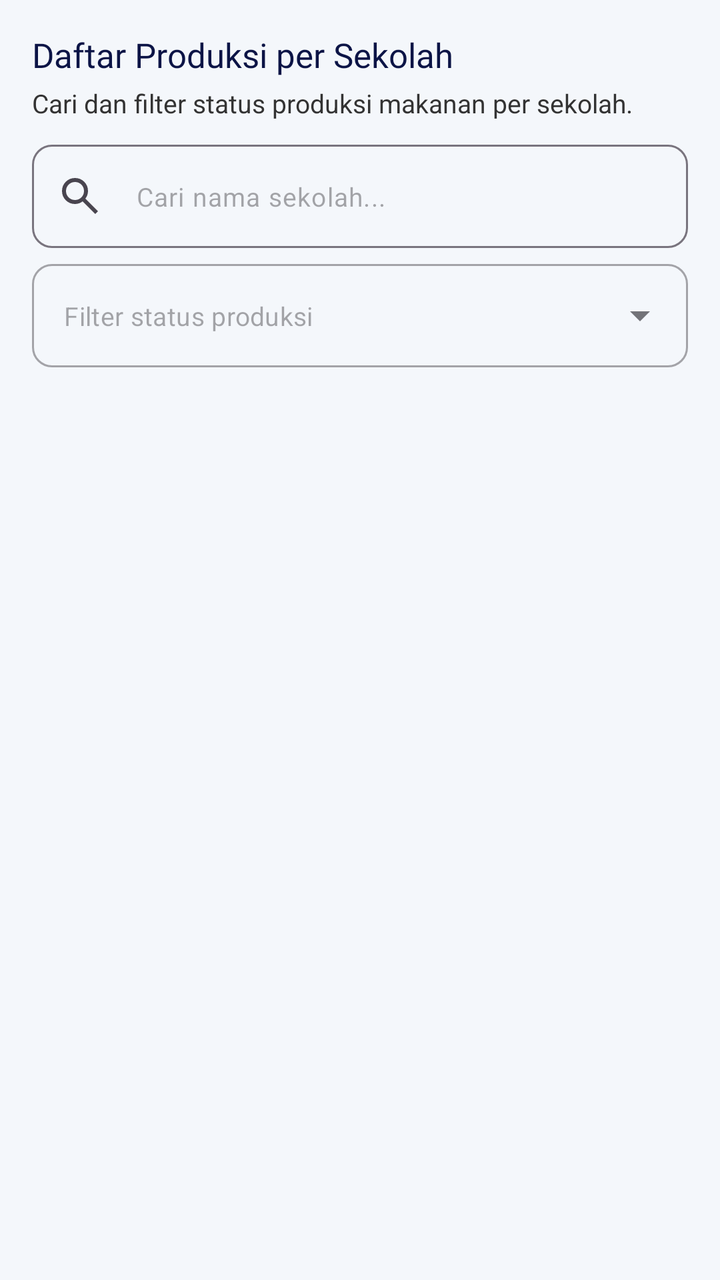
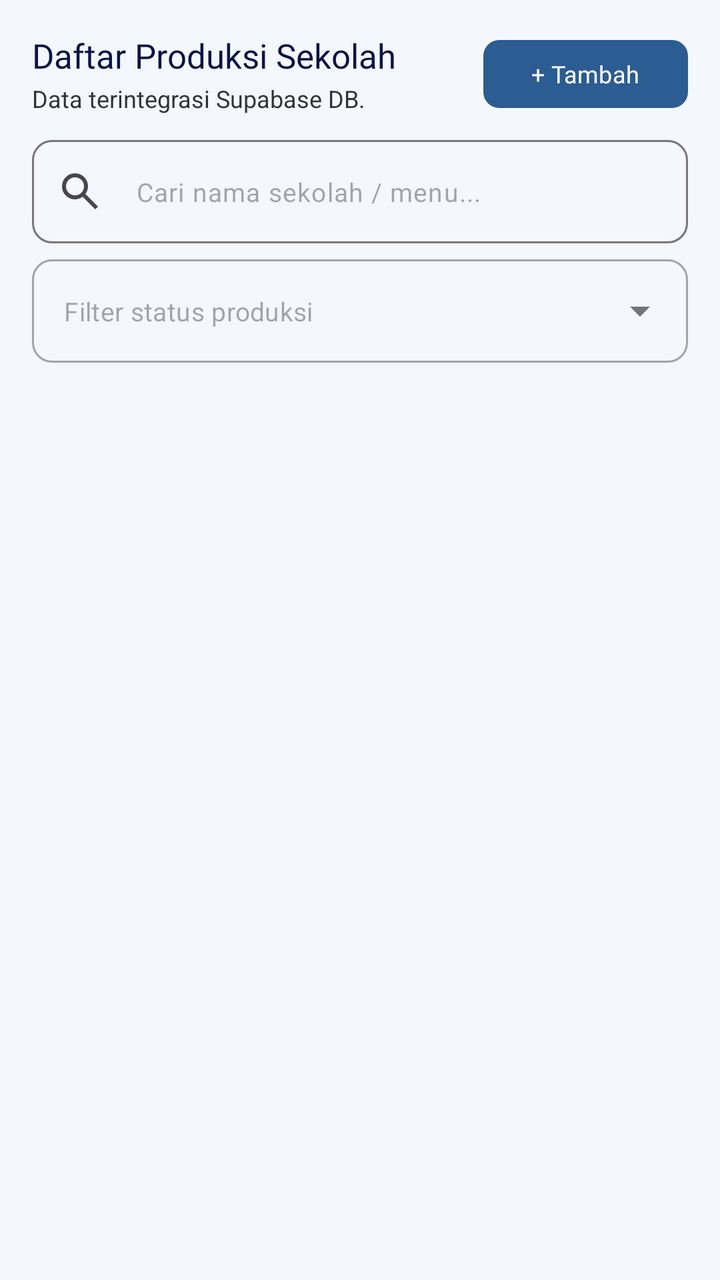

Compare the two renders of this Android layout. The source of the first and the diff that turns it into the second are given below.
<!-- AndroidManifest.xml: application theme Theme.JIPLays -->
<!-- res/layout/fragment_produksi_daftar.xml -->
<?xml version="1.0" encoding="utf-8"?>
<androidx.core.widget.NestedScrollView xmlns:android="http://schemas.android.com/apk/res/android"
    xmlns:app="http://schemas.android.com/apk/res-auto"
    android:layout_width="match_parent"
    android:layout_height="match_parent"
    android:fillViewport="true"
    android:background="@color/background">

    <LinearLayout
        android:layout_width="match_parent"
        android:layout_height="wrap_content"
        android:orientation="vertical"
        android:padding="16dp">

        <TextView
            android:layout_width="wrap_content"
            android:layout_height="wrap_content"
            android:text="Daftar Produksi per Sekolah"
            android:textColor="@color/primary_navy"
            android:textSize="17sp"
            android:fontFamily="@font/montserrat_bold" />

        <TextView
            android:layout_width="match_parent"
            android:layout_height="wrap_content"
            android:layout_marginTop="4dp"
            android:text="Cari dan filter status produksi makanan per sekolah."
            android:textColor="@color/text_body"
            android:textSize="13sp" />

        
        <LinearLayout
            android:layout_width="match_parent"
            android:layout_height="wrap_content"
            android:layout_marginTop="12dp"
            android:orientation="vertical">

            <com.google.android.material.textfield.TextInputLayout
                android:layout_width="match_parent"
                android:layout_height="wrap_content"
                app:boxBackgroundMode="outline"
                app:boxCornerRadiusTopStart="10dp"
                app:boxCornerRadiusTopEnd="10dp"
                app:boxCornerRadiusBottomStart="10dp"
                app:boxCornerRadiusBottomEnd="10dp"
                app:hintEnabled="false"
                app:startIconDrawable="@drawable/ic_search">

                <com.google.android.material.textfield.TextInputEditText
                    android:id="@+id/etSearchProduksi"
                    android:layout_width="match_parent"
                    android:layout_height="wrap_content"
                    android:hint="Cari nama sekolah..."
                    android:inputType="text"
                    android:textSize="13sp" />
            </com.google.android.material.textfield.TextInputLayout>

            <com.google.android.material.textfield.TextInputLayout
                android:layout_width="match_parent"
                android:layout_height="wrap_content"
                android:layout_marginTop="8dp"
                style="@style/Widget.MaterialComponents.TextInputLayout.OutlinedBox.ExposedDropdownMenu"
                app:boxCornerRadiusTopStart="10dp"
                app:boxCornerRadiusTopEnd="10dp"
                app:boxCornerRadiusBottomStart="10dp"
                app:boxCornerRadiusBottomEnd="10dp"
                app:hintEnabled="false">

                <AutoCompleteTextView
                    android:id="@+id/actFilterStatusProduksi"
                    android:layout_width="match_parent"
                    android:layout_height="wrap_content"
                    android:hint="Filter status produksi"
                    android:inputType="none"
                    android:textSize="13sp" />
            </com.google.android.material.textfield.TextInputLayout>
        </LinearLayout>

        <LinearLayout
            android:id="@+id/containerProduksi"
            android:layout_width="match_parent"
            android:layout_height="wrap_content"
            android:layout_marginTop="12dp"
            android:orientation="vertical" />

    </LinearLayout>
</androidx.core.widget.NestedScrollView>
<!-- resources referenced by this layout -->
<resources>
  <color name="background">#F4F7FB</color>
  <color name="primary_navy">#0C1446</color>
  <color name="text_body">#333333</color>
  <!-- drawable ic_search (drawable) -->
  <vector xmlns:android="http://schemas.android.com/apk/res/android"
      android:width="24dp"
      android:height="24dp"
      android:viewportWidth="960"
      android:viewportHeight="960">
    <path
        android:pathData="M784,840 L532,588q-30,24 -69,38t-83,14q-109,0 -184.5,-75.5T120,380q0,-109 75.5,-184.5T380,120q109,0 184.5,75.5T640,380q0,44 -14,83t-38,69l252,252 -56,56ZM380,560q75,0 127.5,-52.5T560,380q0,-75 -52.5,-127.5T380,200q-75,0 -127.5,52.5T200,380q0,75 52.5,127.5T380,560Z"
        android:fillColor="#e3e3e3"/>
  </vector>
  <style name="Theme.JIPLays" parent="Base.Theme.JIPLays" />
  <style name="Base.Theme.JIPLays" parent="Theme.Material3.DayNight.NoActionBar">
          <item name="colorPrimary">@color/primary_blue</item>
          <item name="colorPrimaryVariant">@color/primary_navy</item>
          <item name="colorOnPrimary">@color/white</item>
          <item name="colorSecondary">@color/accent_blue</item>
          <item name="colorOnSecondary">@color/white</item>
          <item name="android:statusBarColor">@color/primary_navy</item>
          <item name="android:windowBackground">@color/background</item>
      </style>
  <color name="primary_blue">#2B5C92</color>
  <color name="white">#FFFFFF</color>
  <color name="accent_blue">#1E88E5</color>
</resources>

<!-- the commit's change to res/layout/fragment_produksi_daftar.xml (unified diff, before → after) -->
@@ -12,21 +12,46 @@
         android:orientation="vertical"
         android:padding="16dp">
 
-        <TextView
-            android:layout_width="wrap_content"
-            android:layout_height="wrap_content"
-            android:text="Daftar Produksi per Sekolah"
-            android:textColor="@color/primary_navy"
-            android:textSize="17sp"
-            android:fontFamily="@font/montserrat_bold" />
-
-        <TextView
+        <LinearLayout
             android:layout_width="match_parent"
             android:layout_height="wrap_content"
-            android:layout_marginTop="4dp"
-            android:text="Cari dan filter status produksi makanan per sekolah."
-            android:textColor="@color/text_body"
-            android:textSize="13sp" />
+            android:gravity="center_vertical"
+            android:orientation="horizontal">
+
+            <LinearLayout
+                android:layout_width="0dp"
+                android:layout_height="wrap_content"
+                android:layout_weight="1"
+                android:orientation="vertical">
+
+                <TextView
+                    android:layout_width="wrap_content"
+                    android:layout_height="wrap_content"
+                    android:text="Daftar Produksi Sekolah"
+                    android:textColor="@color/primary_navy"
+                    android:textSize="17sp"
+                    android:fontFamily="@font/montserrat_bold" />
+
+                <TextView
+                    android:layout_width="match_parent"
+                    android:layout_height="wrap_content"
+                    android:layout_marginTop="2dp"
+                    android:text="Data terintegrasi Supabase DB."
+                    android:textColor="@color/text_body"
+                    android:textSize="12sp" />
+            </LinearLayout>
+
+            <com.google.android.material.button.MaterialButton
+                android:id="@+id/btnTambahProduksi"
+                android:layout_width="wrap_content"
+                android:layout_height="42dp"
+                android:text="+ Tambah"
+                android:textAllCaps="false"
+                android:textSize="12sp"
+                android:fontFamily="@font/montserrat_medium"
+                app:backgroundTint="@color/primary_blue"
+                app:cornerRadius="8dp" />
+        </LinearLayout>
 
         
         <LinearLayout
@@ -50,16 +75,16 @@
                     android:id="@+id/etSearchProduksi"
                     android:layout_width="match_parent"
                     android:layout_height="wrap_content"
-                    android:hint="Cari nama sekolah..."
+                    android:hint="Cari nama sekolah / menu..."
                     android:inputType="text"
                     android:textSize="13sp" />
             </com.google.android.material.textfield.TextInputLayout>
 
             <com.google.android.material.textfield.TextInputLayout
+                style="@style/Widget.MaterialComponents.TextInputLayout.OutlinedBox.ExposedDropdownMenu"
                 android:layout_width="match_parent"
                 android:layout_height="wrap_content"
                 android:layout_marginTop="8dp"
-                style="@style/Widget.MaterialComponents.TextInputLayout.OutlinedBox.ExposedDropdownMenu"
                 app:boxCornerRadiusTopStart="10dp"
                 app:boxCornerRadiusTopEnd="10dp"
                 app:boxCornerRadiusBottomStart="10dp"
@@ -76,6 +101,14 @@
             </com.google.android.material.textfield.TextInputLayout>
         </LinearLayout>
 
+        <ProgressBar
+            android:id="@+id/progressBarProduksi"
+            android:layout_width="wrap_content"
+            android:layout_height="wrap_content"
+            android:layout_gravity="center"
+            android:layout_marginTop="20dp"
+            android:visibility="gone" />
+
         <LinearLayout
             android:id="@+id/containerProduksi"
             android:layout_width="match_parent"
